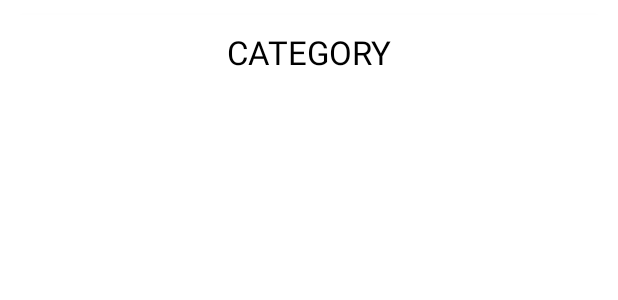
After one commit to aoh1996/CocktailOverview, an Android app: the layout category_item.xml on its own in the app's theme, with its tools: preview values and no code run, on a phone screen of 412 x 824 dp. The commit adds this screen. Shown: the top 300 px of the screen. Run offline under Robolectric (Android 15) with nearby library versions, the phone set to English and light mode, and no system bars.

Commit message:
- Added category list

```diff
--- a/app/src/main/java/com/example/cocktailoverview/network/Cocktail.kt
+++ b/app/src/main/java/com/example/cocktailoverview/data/Cocktail.kt
@@ -1,4 +1,4 @@
-package com.example.cocktailoverview.network
+package com.example.cocktailoverview.data
 
 import com.squareup.moshi.Json
 
--- /dev/null
+++ b/app/src/main/java/com/example/cocktailoverview/data/Status.kt
@@ -0,0 +1,3 @@
+package com.example.cocktailoverview.data
+
+enum class Status {LOADING, OK, ERROR}
--- a/app/src/main/java/com/example/cocktailoverview/network/CocktailDbApiService.kt
+++ b/app/src/main/java/com/example/cocktailoverview/data/network/CocktailDbApiService.kt
@@ -1,5 +1,7 @@
-package com.example.cocktailoverview.network
+package com.example.cocktailoverview.data.network
 
+import com.example.cocktailoverview.data.Cocktail
+import com.example.cocktailoverview.data.ResponseData
 import com.squareup.moshi.Moshi
 import com.squareup.moshi.kotlin.reflect.KotlinJsonAdapterFactory
 import okhttp3.OkHttpClient
--- a/app/src/main/java/com/example/cocktailoverview/network/Status.kt
+++ /dev/null
@@ -1,3 +0,0 @@
-package com.example.cocktailoverview.network
-
-enum class Status {LOADING, OK, ERROR}
--- a/app/src/main/java/com/example/cocktailoverview/ui/CocktailOverviewViewModel.kt
+++ b/app/src/main/java/com/example/cocktailoverview/ui/CocktailOverviewViewModel.kt
@@ -5,9 +5,9 @@ import androidx.lifecycle.LiveData
 import androidx.lifecycle.MutableLiveData
 import androidx.lifecycle.ViewModel
 import androidx.lifecycle.viewModelScope
-import com.example.cocktailoverview.network.Cocktail
-import com.example.cocktailoverview.network.CocktailDbApi
-import com.example.cocktailoverview.network.Status
+import com.example.cocktailoverview.data.Cocktail
+import com.example.cocktailoverview.data.network.CocktailDbApi
+import com.example.cocktailoverview.data.Status
 import kotlinx.coroutines.launch
 import java.lang.Exception
 import java.util.*
--- a/app/src/main/java/com/example/cocktailoverview/ui/OverviewActivity.kt
+++ b/app/src/main/java/com/example/cocktailoverview/ui/OverviewActivity.kt
@@ -17,7 +17,7 @@ import coil.load
 import coil.transform.RoundedCornersTransformation
 import com.example.cocktailoverview.R
 import com.example.cocktailoverview.databinding.ActivityOverviewBinding
-import com.example.cocktailoverview.network.Status
+import com.example.cocktailoverview.data.Status
 
 class OverviewActivity : AppCompatActivity() {
 
--- /dev/null
+++ b/app/src/main/java/com/example/cocktailoverview/ui/adapters/CocktailsAdapter.kt
@@ -0,0 +1,4 @@
+package com.example.cocktailoverview.ui.adapters
+
+class CocktailsAdapter {
+}
--- /dev/null
+++ b/app/src/main/res/layout/category_item.xml
@@ -0,0 +1,50 @@
+<?xml version="1.0" encoding="utf-8"?>
+
+<androidx.constraintlayout.widget.ConstraintLayout
+    xmlns:android="http://schemas.android.com/apk/res/android"
+    xmlns:app="http://schemas.android.com/apk/res-auto"
+    android:layout_width="match_parent"
+    android:layout_height="wrap_content"
+    xmlns:tools="http://schemas.android.com/tools">
+<!--    <com.google.android.material.button.MaterialButton-->
+<!--        android:id="@+id/buttonCategory"-->
+<!--        android:layout_width="350dp"-->
+<!--        android:layout_height="50dp"-->
+<!--        app:layout_constraintStart_toStartOf="parent"-->
+<!--        app:layout_constraintEnd_toEndOf="parent"-->
+<!--        app:layout_constraintTop_toTopOf="parent"-->
+<!--        app:layout_constraintBottom_toBottomOf="parent"-->
+<!--        style="@style/MaterialButtonStyle"-->
+<!--        tools:text="Category"-->
+<!--        android:textSize="14sp"-->
+<!--        android:textStyle="bold"-->
+<!--        android:textColor="@color/white"-->
+<!--        android:textAllCaps="false"-->
+<!--        app:cornerRadius="20dp"/>-->
+
+        <androidx.cardview.widget.CardView
+            android:layout_width="match_parent"
+            android:layout_height="wrap_content"
+            app:layout_constraintTop_toTopOf="parent"
+            app:layout_constraintBottom_toBottomOf="parent"
+            app:layout_constraintStart_toStartOf="parent"
+            app:layout_constraintEnd_toEndOf="parent"
+            android:layout_marginTop="10dp"
+            app:cardCornerRadius="10dp">
+            <TextView
+                android:id="@+id/categoryTextView"
+                android:layout_width="match_parent"
+                android:layout_height="wrap_content"
+                tools:text="CATEGORY"
+                android:textSize="22sp"
+                android:textAlignment="center"
+                app:layout_constraintStart_toStartOf="parent"
+                app:layout_constraintEnd_toEndOf="parent"
+                app:layout_constraintTop_toTopOf="parent"
+                app:layout_constraintBottom_toBottomOf="parent"
+                android:layout_marginTop="10dp"
+                android:layout_marginBottom="10dp"/>
+        </androidx.cardview.widget.CardView>
+
+
+</androidx.constraintlayout.widget.ConstraintLayout>
--- /dev/null
+++ b/app/src/main/res/layout/cocktail_item.xml
@@ -0,0 +1,6 @@
+<?xml version="1.0" encoding="utf-8"?>
+<androidx.constraintlayout.widget.ConstraintLayout xmlns:android="http://schemas.android.com/apk/res/android"
+    android:layout_width="match_parent"
+    android:layout_height="match_parent">
+
+</androidx.constraintlayout.widget.ConstraintLayout>
--- a/build.gradle
+++ b/build.gradle
@@ -5,7 +5,7 @@ buildscript {
         mavenCentral()
     }
     dependencies {
-        classpath "com.android.tools.build:gradle:7.0.3"
+        classpath 'com.android.tools.build:gradle:7.0.4'
         classpath 'org.jetbrains.kotlin:kotlin-gradle-plugin:1.6.10'
 
         // NOTE: Do not place your application dependencies here; they belong
```
Also changed, not shown: app/src/main/java/com/example/cocktailoverview/ui/adapters/CategoriesAdapter.kt (added, +63 -0 lines), app/src/main/java/com/example/cocktailoverview/ui/categories/CategoriesFragment.kt (+16 -7 lines), app/src/main/java/com/example/cocktailoverview/ui/categories/CategoriesViewModel.kt (+11 -8 lines), app/src/main/res/layout/categories_fragment.xml (+6 -5 lines).
